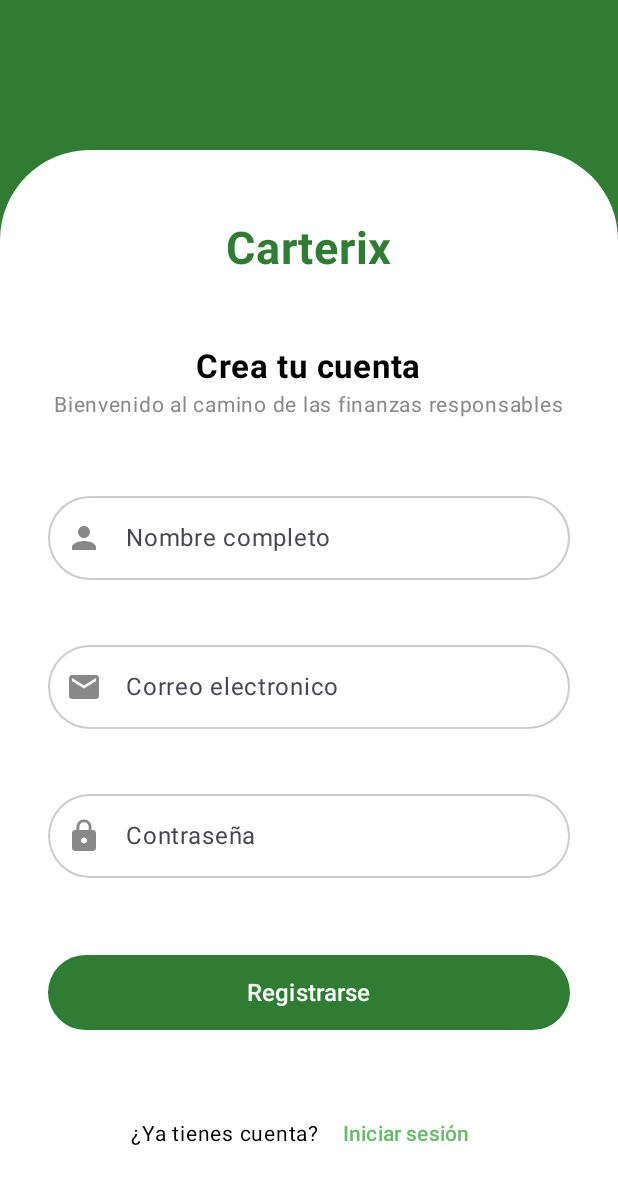
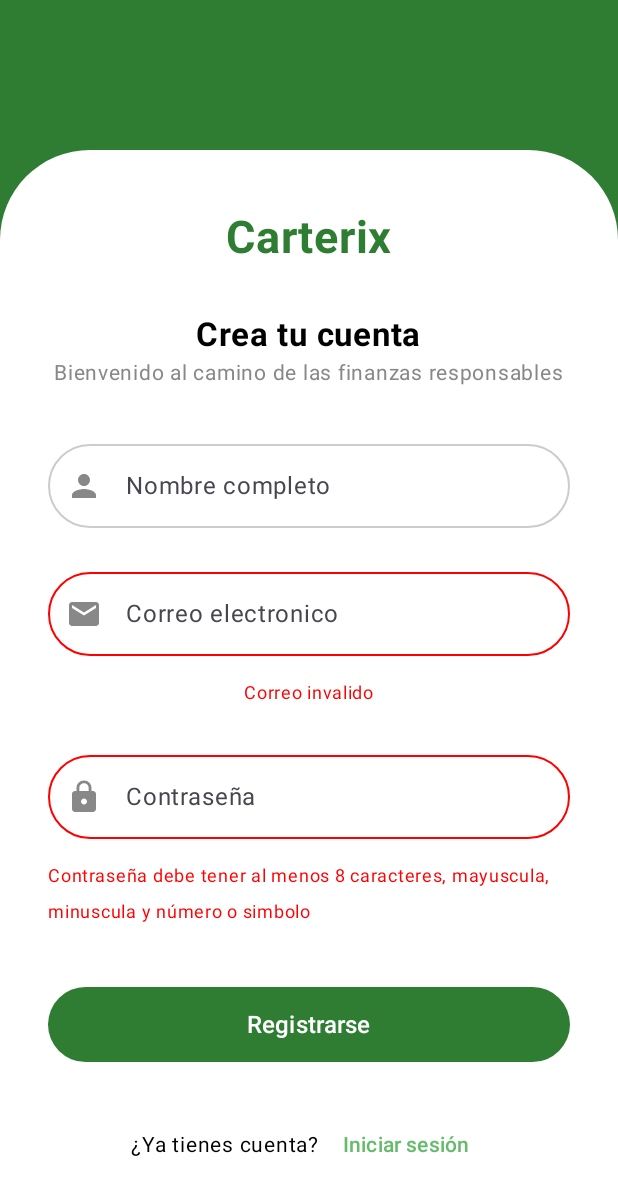
Before and after one commit to GermanLeonard/CARTERIX, an Android app built with Jetpack Compose: the RegisterScreen screen opened through its navigation route, after a tap on "Registrarse", on a phone screen of 412 x 824 dp. Shown: the top 1195 px of the screen. Run offline under Robolectric (Android 15) with nearby library versions, the phone set to English and light mode, and no system bars; network calls fail.

Commit message:
agregando validaciones en el editProfile y en Register

```diff
--- a/app/src/main/java/com/tuapp/myapplication/ui/auth/RegisterScreen.kt
+++ b/app/src/main/java/com/tuapp/myapplication/ui/auth/RegisterScreen.kt
@@ -28,6 +28,10 @@ fun RegisterScreen(
     var nombre by remember { mutableStateOf("") }
     var correo by remember { mutableStateOf("") }
     var contrasena by remember { mutableStateOf("") }
+
+    // Mensajes de error
+    var correoError by remember { mutableStateOf<String?>(null) }
+    var contrasenaError by remember { mutableStateOf<String?>(null) }
 
     val verde = Color(0xFF2E7D32)
     val verdeClaro = Color(0xFF66BB6A)
@@ -105,7 +109,10 @@ fun RegisterScreen(
             // Campo Correo
             OutlinedTextField(
                 value = correo,
-                onValueChange = { correo = it },
+                onValueChange = {
+                    correo = it
+                    correoError = null
+                },
                 placeholder = { Text("Correo electronico") },
                 leadingIcon = {
                     Icon(Icons.Default.Email, contentDescription = null, tint = Color.Gray)
@@ -114,20 +121,28 @@ fun RegisterScreen(
                 modifier = Modifier
                     .fillMaxWidth()
                     .height(56.dp),
+                isError = correoError != null,
                 colors = OutlinedTextFieldDefaults.colors(
                     focusedBorderColor = verde,
                     unfocusedBorderColor = Color.LightGray,
-                    cursorColor = verde
+                    cursorColor = verde,
+                    errorBorderColor = Color.Red
                 ),
                 textStyle = LocalTextStyle.current.copy(fontSize = 16.sp)
             )
+            if (correoError != null) {
+                Text(correoError ?: "", color = Color.Red, fontSize = 12.sp)
+            }
 
             Spacer(modifier = Modifier.height(4.dp))
 
             // Campo Contraseña
             OutlinedTextField(
                 value = contrasena,
-                onValueChange = { contrasena = it },
+                onValueChange = {
+                    contrasena = it
+                    contrasenaError = null
+                },
                 placeholder = { Text("Contraseña") },
                 leadingIcon = {
                     Icon(Icons.Default.Lock, contentDescription = null, tint = Color.Gray)
@@ -137,20 +152,42 @@ fun RegisterScreen(
                 modifier = Modifier
                     .fillMaxWidth()
                     .height(56.dp),
+                isError = contrasenaError != null,
                 colors = OutlinedTextFieldDefaults.colors(
                     focusedBorderColor = verde,
                     unfocusedBorderColor = Color.LightGray,
-                    cursorColor = verde
+                    cursorColor = verde,
+                    errorBorderColor = Color.Red
                 ),
                 textStyle = LocalTextStyle.current.copy(fontSize = 16.sp)
             )
+            if (contrasenaError != null) {
+                Text(contrasenaError ?: "", color = Color.Red, fontSize = 12.sp)
+            }
 
             Spacer(modifier = Modifier.height(12.dp))
 
             Button(
                 onClick = {
-                    //APLIQUEN VALIDACION DE CORREO Y DE CONTRASEÑA POR FAVOR
-                    userViewModel.registerUser(nombre, correo, contrasena)
+                    // APLIQUEN VALIDACION DE CORREO Y DE CONTRASEÑA POR FAVOR
+                    val correoRegex = Regex("^[A-Za-z0-9+_.-]+@[A-Za-z0-9.-]+\\.[A-Za-z]{2,6}$")
+                    val contrasenaRegex = Regex("^(?=.*[a-z])(?=.*[A-Z])(?=.*[\\d\\W]).{8,}$")
+
+                    var valido = true
+
+                    if (!correo.matches(correoRegex)) {
+                        correoError = "Correo invalido"
+                        valido = false
+                    }
+                    if (!contrasena.matches(contrasenaRegex)) {
+                        contrasenaError =
+                            "Contraseña debe tener al menos 8 caracteres, mayuscula, minuscula y número o simbolo"
+                        valido = false
+                    }
+
+                    if (valido) {
+                        userViewModel.registerUser(nombre, correo, contrasena)
+                    }
                 },
                 shape = RoundedCornerShape(50),
                 modifier = Modifier
```
Also changed, not shown: app/src/main/java/com/tuapp/myapplication/ui/profile/EditProfileScreen.kt (+61 -3 lines), 1 other file.
